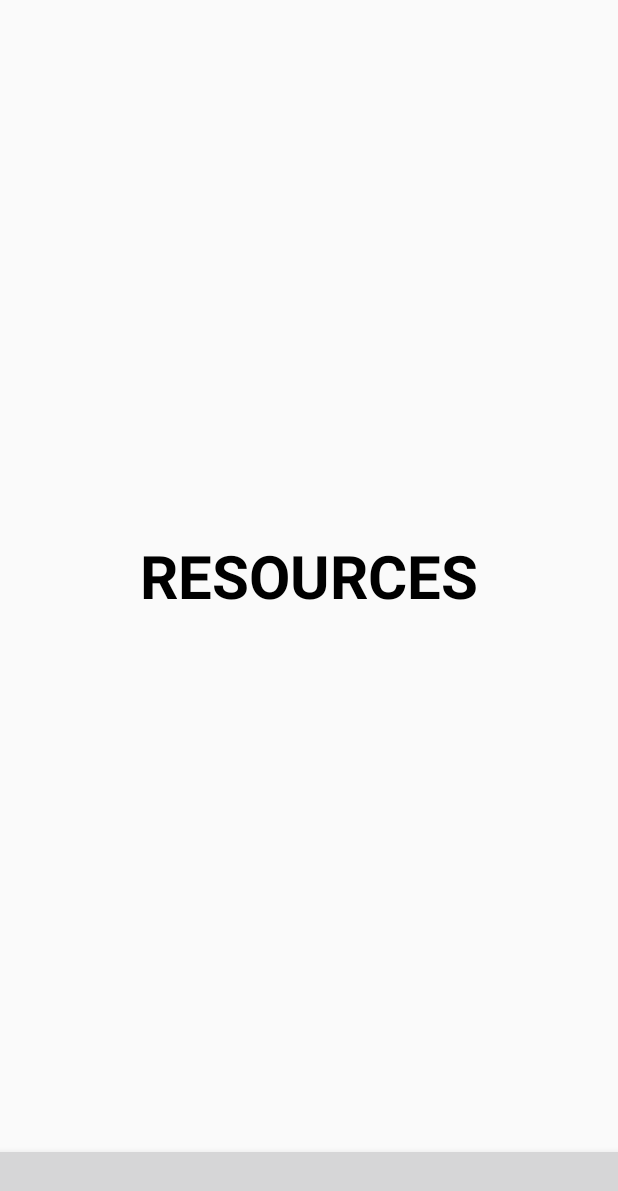
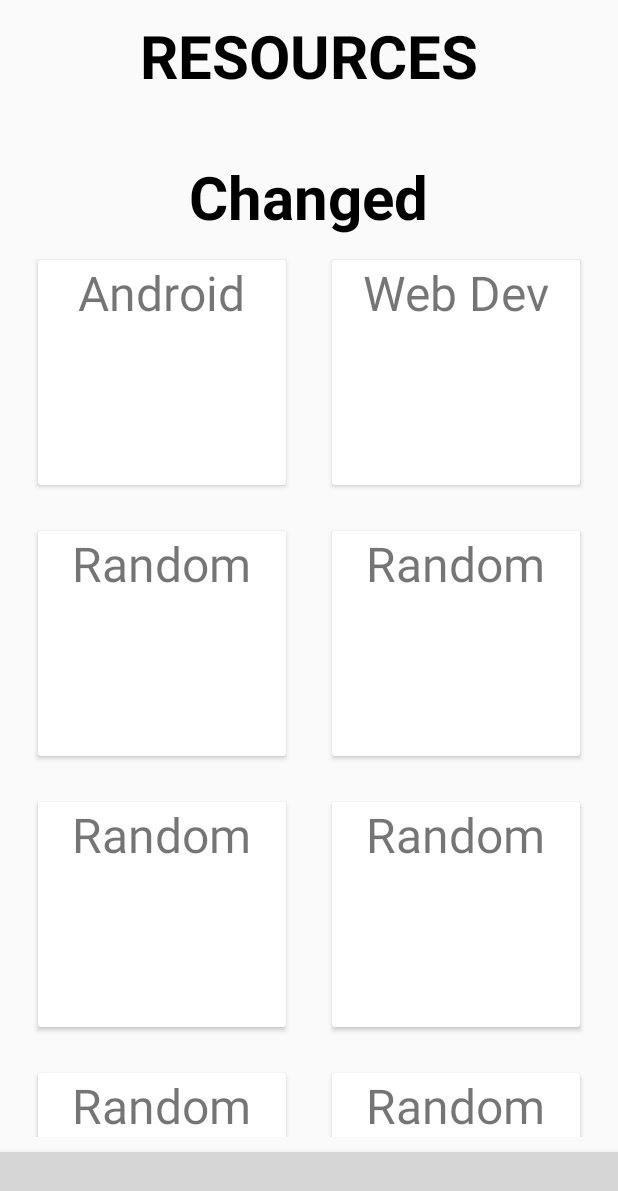
Before and after one commit to utkarsh2290/MstcApp, an Android app: the screen it shows after launch (MainActivity), item 2 of the bottom bar chosen, on a phone screen of 412 x 824 dp. Shown: the top 1191 px of the screen. Run offline under Robolectric (Android 15) with nearby library versions, the phone set to English and light mode, and no system bars.

Commit message:
commit 1 - prajesh

```diff
--- /dev/null
+++ b/app/src/main/java/com/example/mstcapp/ResourcesAdapter.java
@@ -0,0 +1,47 @@
+package com.example.mstcapp;
+
+import android.view.LayoutInflater;
+import android.view.View;
+import android.view.ViewGroup;
+import android.widget.TextView;
+
+import androidx.annotation.NonNull;
+import androidx.recyclerview.widget.RecyclerView;
+
+import java.util.ArrayList;
+import java.util.List;
+
+public class ResourcesAdapter extends RecyclerView.Adapter<ResourcesAdapter.ResourcesView> {
+    List<String> domains= new ArrayList<>();
+
+    public ResourcesAdapter(List<String> domains) {
+        this.domains = domains;    //constructor used for initialising the list in the the view
+    }
+
+    @NonNull
+    @Override
+    public ResourcesView onCreateViewHolder(@NonNull ViewGroup parent, int viewType) {
+        //fills the view with card view layout made (row_domains)
+        View view= LayoutInflater.from(parent.getContext()).inflate(R.layout.row_domains,parent,false);
+        return new ResourcesView(view);
+    }
+
+    @Override
+    public void onBindViewHolder(@NonNull ResourcesView holder, int position) {
+        holder.texttitle.setText(domains.get(position));        //sets the list to the holder
+    }
+
+    @Override
+    public int getItemCount() {
+        return domains.size(); //size of the list
+    }
+
+    public class ResourcesView extends RecyclerView.ViewHolder{
+
+        TextView texttitle;
+        public ResourcesView(@NonNull View itemView) {
+            super(itemView);
+            texttitle=(TextView)itemView.findViewById(R.id.domaintitle);
+        }
+    }
+}
--- a/app/src/main/java/com/example/mstcapp/resourcesFragment.java
+++ b/app/src/main/java/com/example/mstcapp/resourcesFragment.java
@@ -4,16 +4,47 @@ import android.os.Bundle;
 import android.view.LayoutInflater;
 import android.view.View;
 import android.view.ViewGroup;
+import android.widget.GridLayout;
+import android.widget.TextView;
 
 import androidx.annotation.NonNull;
 import androidx.annotation.Nullable;
 import androidx.fragment.app.Fragment;
+import androidx.recyclerview.widget.GridLayoutManager;
+import androidx.recyclerview.widget.RecyclerView;
+
+import java.util.ArrayList;
+import java.util.List;
 
 public class resourcesFragment extends Fragment {
+
+    RecyclerView recyclerView;  //views on the layout
+    TextView tv;
+    List<String> domains= new ArrayList<>(); //list for recycler view
 
     @Nullable
     @Override
     public View onCreateView(@NonNull LayoutInflater inflater, @Nullable ViewGroup container, @Nullable Bundle savedInstanceState) {
-        return inflater.inflate(R.layout.fragment_resources,container,false);
+
+        View view = inflater.inflate(R.layout.fragment_resources, container, false);
+        return view;
+    }
+
+    @Override
+    public void onViewCreated(@NonNull View view, @Nullable Bundle savedInstanceState) {
+        super.onViewCreated(view, savedInstanceState);
+        domains.add("Android");
+        domains.add("Web Dev");
+        domains.add("Random");
+        domains.add("Random");domains.add("Random");domains.add("Random");domains.add("Random");
+        domains.add("Random");
+        recyclerView=(RecyclerView)getView().findViewById(R.id.recyclerview);
+
+        GridLayoutManager gridLayoutManager=new GridLayoutManager(getContext(),2);
+        recyclerView.setLayoutManager(gridLayoutManager);   //setting layout as grid in the recycler view
+        recyclerView.setAdapter(new ResourcesAdapter(domains));//adapter for the recycler view
+
+        tv=(TextView)getView().findViewById(R.id.domain_header);
+        tv.setText("Changed");  //was made for testing purposes
     }
 }
--- a/app/src/main/res/layout/fragment_resources.xml
+++ b/app/src/main/res/layout/fragment_resources.xml
@@ -1,15 +1,40 @@
 <?xml version="1.0" encoding="utf-8"?>
 <RelativeLayout xmlns:android="http://schemas.android.com/apk/res/android"
     android:layout_width="match_parent"
-    android:layout_height="match_parent">
-
+    android:layout_height="match_parent"
+    xmlns:app="http://schemas.android.com/apk/res-auto"
+    android:padding="10dp">
     <TextView
         android:id="@+id/textView"
         android:layout_width="wrap_content"
         android:layout_height="wrap_content"
-        android:layout_centerInParent="true"
+        android:layout_centerHorizontal="true"
         android:text="RESOURCES"
         android:textColor="#000000"
         android:textSize="40sp"
         android:textStyle="bold"/>
+
+    <TextView
+        android:id="@+id/domain_header"
+        android:layout_width="wrap_content"
+        android:layout_height="wrap_content"
+        android:layout_below="@+id/textView"
+        android:layout_centerHorizontal="true"
+        android:layout_marginTop="40dp"
+        android:text="Domains"
+        android:textColor="#000000"
+        android:textSize="40sp"
+        android:textStyle="bold" />
+
+    <androidx.recyclerview.widget.RecyclerView
+        android:layout_width="match_parent"
+        android:layout_height="match_parent"
+        android:layout_below="@+id/domain_header"
+        android:id="@+id/recyclerview"/>
+
+
+
+
+
+
 </RelativeLayout>
--- /dev/null
+++ b/app/src/main/res/layout/row_domains.xml
@@ -0,0 +1,24 @@
+<?xml version="1.0" encoding="utf-8"?>
+<androidx.cardview.widget.CardView
+    xmlns:android="http://schemas.android.com/apk/res/android"
+    android:layout_gravity="center_horizontal"
+    android:layout_margin="15dp"
+
+    android:layout_width="match_parent"
+    android:layout_height="150dp">
+
+    <LinearLayout
+        android:layout_width="match_parent"
+        android:layout_height="wrap_content"
+        android:orientation="vertical">
+
+        <TextView
+            android:id="@+id/domaintitle"
+            android:layout_width="wrap_content"
+            android:layout_height="wrap_content"
+            android:layout_gravity="center"
+            android:textSize="32sp"
+            android:text="Domain1"/>
+    </LinearLayout>
+
+</androidx.cardview.widget.CardView>
--- a/build.gradle
+++ b/build.gradle
@@ -7,7 +7,7 @@ buildscript {
 
     }
     dependencies {
-        classpath 'com.android.tools.build:gradle:3.5.3'
+        classpath 'com.android.tools.build:gradle:4.0.0'
 
         // NOTE: Do not place your application dependencies here; they belong
         // in the individual module build.gradle files
```
Also changed, not shown: gradle/wrapper/gradle-wrapper.properties.
